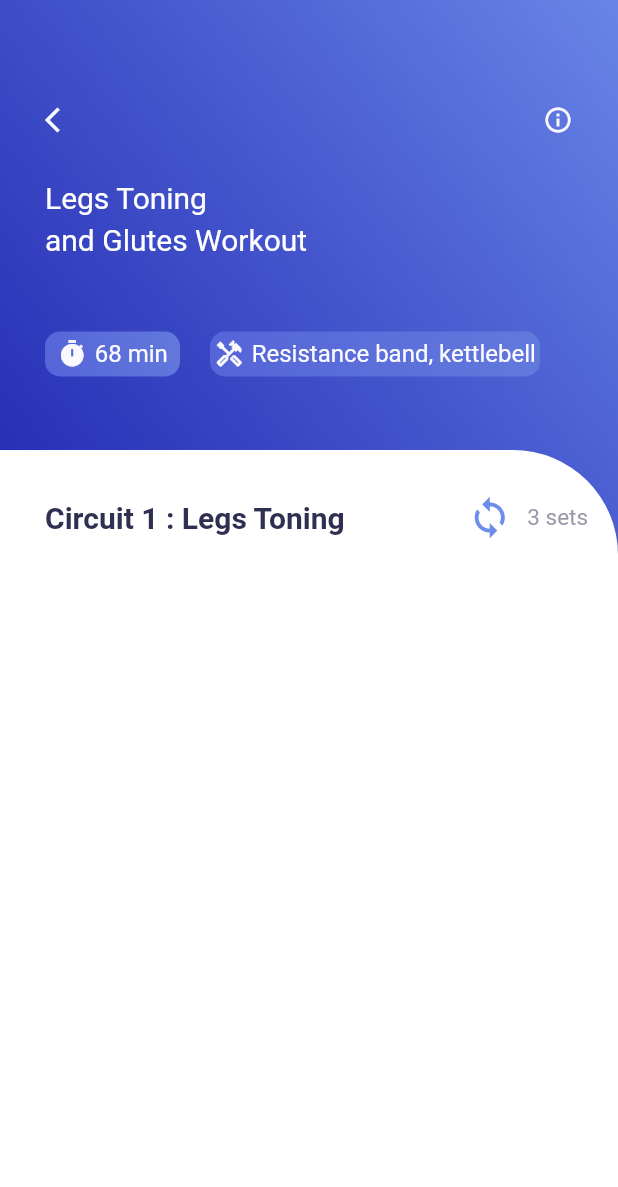
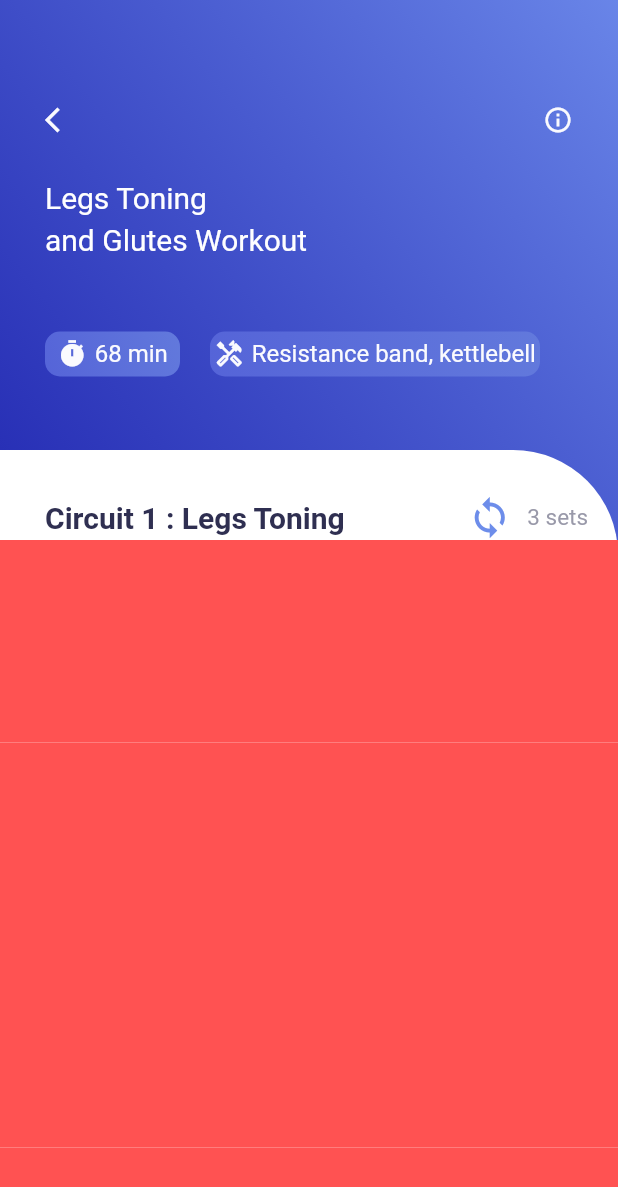
Before and after one commit to shagun-21/fitness_app, a Flutter app: the VideoInfo screen opened directly, on a phone screen of 412 x 824 dp. Shown: the top 1187 px of the screen. Run offline on Flutter 3.47's test engine with Material 2 defaults, Android fonts, the phone set to English and light mode, and no system bars; our stand-ins replace get.

```diff
--- a/lib/main.dart
+++ b/lib/main.dart
@@ -21,7 +21,7 @@ class MyApp extends StatelessWidget {
 
         primarySwatch: Colors.blue,
       ),
-      home: HomePage(),
+      home: VideoInfo(),
     );
   }
 }
--- a/lib/video_info.dart
+++ b/lib/video_info.dart
@@ -12,11 +12,11 @@ class VideoInfo extends StatefulWidget {
 }
 
 class _VideoInfoState extends State<VideoInfo> {
-  List info = [];
+  List Videoinfo = [];
 
   _initData() {
     DefaultAssetBundle.of(context).loadString("json/videoinfo.json").then((value) {
-      info = json.decode(value);
+      Videoinfo = json.decode(value);
     });
   }
 
@@ -178,8 +178,29 @@ class _VideoInfoState extends State<VideoInfo> {
                       ],
                     )]
                     ,)
-                  ],
-                ),))
+                ,Expanded(child: ListView.builder(
+                      itemBuilder: (_ ,int index){
+                            itemCount:Videoinfo.length;
+                      return GestureDetector(
+                        onTap: (){
+                          debugPrint(index.toString());
+                        },
+                        child: Container(
+                          height: 135,
+                          width: 200,
+                          color: Colors.redAccent,
+                          child: Column(
+                            children: [
+                                //Isha continue from here
+                            ],
+                          ),
+                        ),
+                      );
+
+                },))  ],
+                ),
+                )
+                )
               ],
             ),
       ),
```
